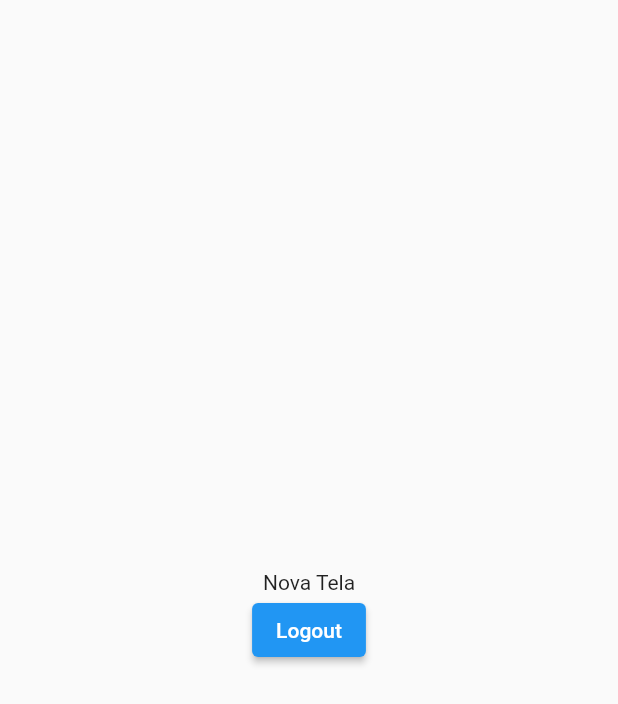
After one commit to devkaio/financy_app, a Flutter app: the HomePage screen opened by its route, on a phone screen of 412 x 824 dp. The commit adds this screen. Shown: the top 704 px of the screen. Run offline on Flutter 3.47's test engine with Material 2 defaults, Android fonts, the phone set to English and light mode, and no system bars; our stand-ins replace firebase_auth, firebase_core, flutter_secure_storage, get_it; accounts and stored records are empty.

Commit message:
feat: adiciona rota home

```diff
--- a/lib/app.dart
+++ b/lib/app.dart
@@ -1,4 +1,5 @@
 import 'package:financy_app/common/constants/routes.dart';
+import 'package:financy_app/features/home/home_page.dart';
 import 'package:financy_app/features/onboarding/onboarding_page.dart';
 import 'package:financy_app/features/sign_in/sign_in_page.dart';
 import 'package:financy_app/features/sign_up/sign_up_page.dart';
@@ -18,6 +19,7 @@ class App extends StatelessWidget {
         NamedRoute.splash: (context) => const SplashPage(),
         NamedRoute.signUp: (context) => const SignUpPage(),
         NamedRoute.signIn: (context) => const SignInPage(),
+        NamedRoute.home: (context) => const HomePage(),
       },
     );
   }
--- a/lib/common/constants/routes.dart
+++ b/lib/common/constants/routes.dart
@@ -2,7 +2,8 @@ class NamedRoute {
   NamedRoute._();
 
   static const String initial = "/";
-  static const String splash = "splash";
-  static const String signUp = "sign_up";
-  static const String signIn = "sign_in";
+  static const String splash = "/splash";
+  static const String signUp = "/sign_up";
+  static const String signIn = "/sign_in";
+  static const String home = "/home";
 }
--- /dev/null
+++ b/lib/features/home/home_page.dart
@@ -0,0 +1,38 @@
+import 'package:financy_app/common/constants/routes.dart';
+import 'package:financy_app/services/secure_storage.dart';
+import 'package:flutter/material.dart';
+
+class HomePage extends StatefulWidget {
+  const HomePage({super.key});
+
+  @override
+  State<HomePage> createState() => _HomePageState();
+}
+
+class _HomePageState extends State<HomePage> {
+  final _secureStorage = const SecureStorage();
+  @override
+  Widget build(BuildContext context) {
+    return Scaffold(
+      body: Center(
+        child: Column(
+          mainAxisAlignment: MainAxisAlignment.center,
+          children: [
+            const Text("Nova Tela"),
+            ElevatedButton(
+              onPressed: () {
+                _secureStorage.deleteOne(key: "CURRENT_USER").then(
+                      (_) => Navigator.popAndPushNamed(
+                        context,
+                        NamedRoute.initial,
+                      ),
+                    );
+              },
+              child: const Text("Logout"),
+            ),
+          ],
+        ),
+      ),
+    );
+  }
+}
```
